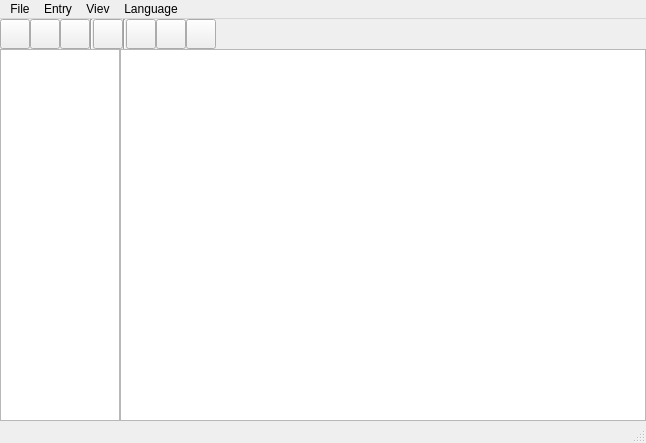
This is mainwindow.ui in sochok222/RadikPass as Qt 5 draws it before an edit. The edited form follows.
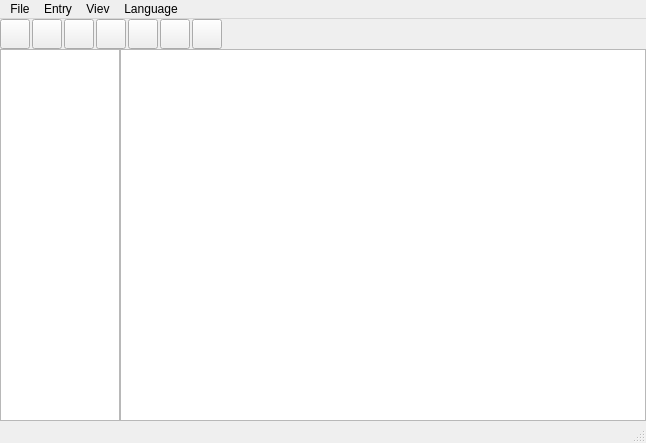
This is the edited form. Icons and pictures are not drawn.

What changed in the file:
```diff
--- a/mainwindow.ui
+++ b/mainwindow.ui
@@ -92,7 +92,7 @@
     <item row="0" column="0">
      <layout class="QHBoxLayout" name="horizontalLayout_2">
       <property name="spacing">
-       <number>0</number>
+       <number>2</number>
       </property>
       <item>
        <widget class="QPushButton" name="buttonNew">
@@ -184,13 +184,6 @@
         </property>
        </widget>
       </item>
-      <item>
-       <widget class="Line" name="line">
-        <property name="orientation">
-         <enum>Qt::Orientation::Vertical</enum>
-        </property>
-       </widget>
-      </item>
       <item>
        <widget class="QPushButton" name="buttonAddEntry">
         <property name="sizePolicy">
@@ -219,13 +212,6 @@
         </property>
        </widget>
       </item>
-      <item>
-       <widget class="Line" name="line_2">
-        <property name="orientation">
-         <enum>Qt::Orientation::Vertical</enum>
-        </property>
-       </widget>
-      </item>
       <item>
        <widget class="QPushButton" name="buttonCopyUsername">
         <property name="sizePolicy">
```
Left out of the diff: 2 changed lines with no effect on the pictures.
